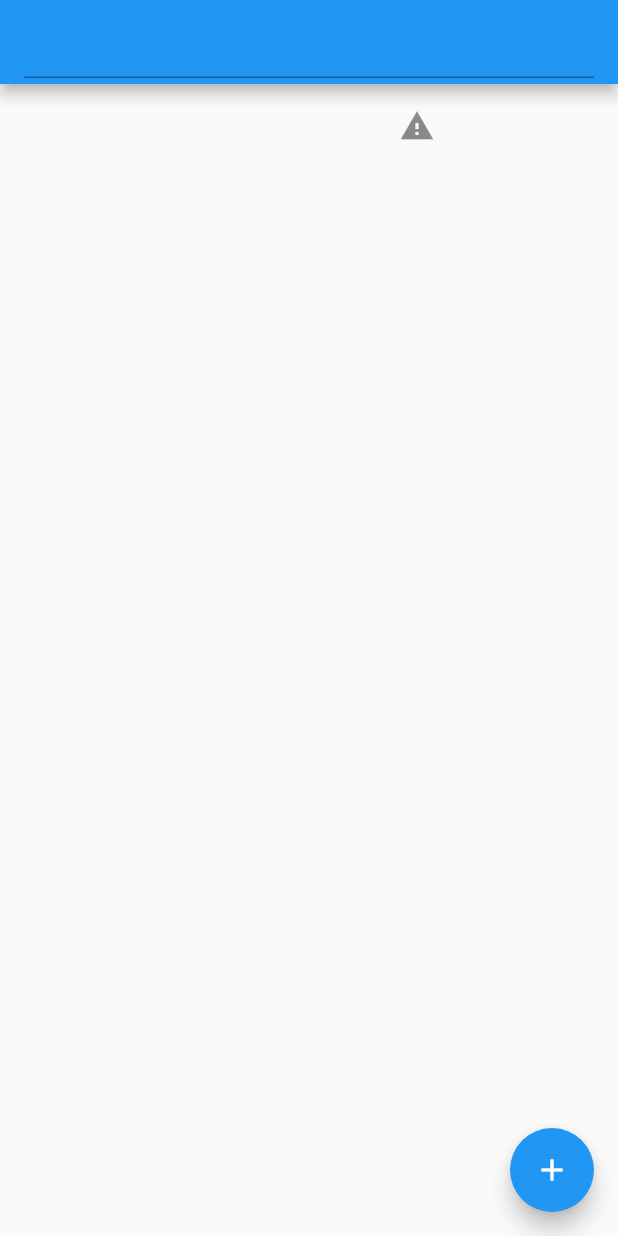
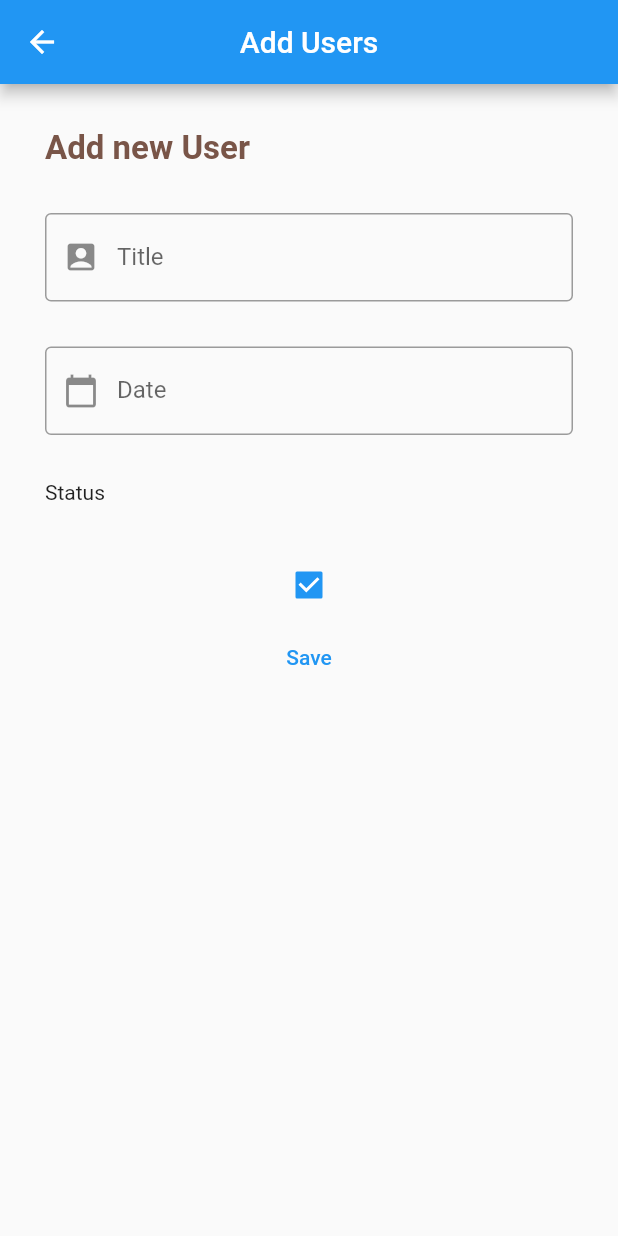
Before and after one commit to ayoub-maskoul/sqlite-api-by-flutter, a Flutter app: the screen it shows after launch, after a tap on the "add" icon, on a phone screen of 412 x 824 dp. Run offline on Flutter 3.47's test engine with Material 2 defaults, Android fonts, the phone set to English and light mode, and no system bars; our stand-ins replace sqflite; accounts and stored records are empty; network calls fail; statements that could not run were skipped.

Commit message:
Add update Status Task

```diff
--- a/lib/db/sqlHelper.dart
+++ b/lib/db/sqlHelper.dart
@@ -1,6 +1,7 @@
+// ignore: file_names
 import 'package:sqflite/sqflite.dart';
-import "../globals/variable_global.dart";
-import "../model/todo.dart";
+import '../global/variable_global.dart';
+import '../model/task.dart';
 
 class SqlHelper{
 
@@ -10,9 +11,7 @@ class SqlHelper{
 
 
     Database? _db;
-    // Database?  getdb() {
-    //    _db ??= await initialiseDatabase();
-    // }
+
 
     Future<Database?> getDatabase() async {
       if (_db != null){
@@ -42,7 +41,7 @@ class SqlHelper{
 
   Future<List<Map>> getAll() async{
     Database? database = await getDatabase();
-    return await Future.delayed(Duration(seconds: 0),(){
+    return await Future.delayed(const Duration(seconds: 0),(){
       return database!.rawQuery("SELECT * FROM ${VarGlob.table}");
     });
   }
@@ -61,4 +60,9 @@ class SqlHelper{
     return await database!.insert(VarGlob.table,task.toMap());
   }
 
+  Future<int> update(Task task,int id) async{
+    Database? database = await getDatabase();
+    return await database!.update(VarGlob.table,task.toMap(),where: "id=$id");
+  }
+
 }
--- a/lib/main.dart
+++ b/lib/main.dart
@@ -1,127 +1,23 @@
-import 'dart:convert';
-
 import 'package:flutter/material.dart';
-import 'package:sqfliteapp/details.dart';
-import 'package:sqfliteapp/model/todo.dart';
-import './db/sqlHelper.dart';
-import 'package:http/http.dart' as http;
-
-
+import 'package:test/screens/home.dart';
 void main() {
   runApp( MyApp());
 }
 
+
 class MyApp extends StatefulWidget {
 
-
-   MyApp({super.key});
+  MyApp({super.key});
 
   @override
   State<MyApp> createState() => _MyAppState();
 }
 
 class _MyAppState extends State<MyApp> {
-  final tv_controller = TextEditingController();
-
-  // Read APi data
-  Future <void> getRequest() async {
-    String url = "https://my-json-server.typicode.com/youssefyazidi/api3/taches";
-
-    final rep = await http.get(Uri.parse(url));
-
-    var data = json.decode(rep.body);
-    SqlHelper.instance!.deleteall();
-
-
-    for (var task in data){
-
-    setState(() {
-
-      var t =Task(task["titre"], task["date"], task["status"]);
-      SqlHelper.instance!.insert(t);
-    });
-
-
-
-    }
-
-  }
-  @override
-  void initState() {
-    getRequest();
-    super.initState();
-  }
-
-  // This widget is the root of your application.
   @override
   Widget build(BuildContext context) {
-    return MaterialApp(
+    return const MaterialApp(
     debugShowCheckedModeBanner: false,
-      home: Scaffold(
-
-        appBar: AppBar(
-
-          title: TextField(
-            controller: tv_controller ,
-          )
-          ,),
-
-        body: FutureBuilder(
-          future: SqlHelper.instance!.getAll(),
-          builder:(context, snapshot){
-
-
-
-            if (snapshot.connectionState == ConnectionState.waiting){
-              return Center(
-                child: const CircularProgressIndicator(),
-              );
-            }
-
-
-            if (snapshot.hasError){
-              return Center(
-                child: Text(snapshot.error.toString()),
-              );
-            }
-
-            if (snapshot.data!.length == 0){
-              return Center(
-                child: Text("no data"),
-              );
-            }
-
-            return ListView(children: snapshot.data!.map((e) {
-              return ListTile(
-                onLongPress: () {
-                  setState(() {
-                    SqlHelper.instance!.delete(e ["id"]);
-                  });
-                },
-                onTap: () {
-                  Navigator.push(context, MaterialPageRoute(builder: (context) => Details(task: Task(e["title"].toString(),e["date"].toString(),e["status"].toString())),));
-                },
-                title: Row(
-                  children: [
-                  Container(width: 250,child: Text(e["title"].toString(),style: TextStyle(fontWeight: FontWeight.w600,fontSize: 15,),)),
-                  e["status"].toString() == "terminé" ? Icon(Icons.expand_circle_down_outlined) : Icon(Icons.warning)
-
-                ],)
-              );
-            }).toList());
-
-
-          },
-
-
-
-    ),
-
-    floatingActionButton: FloatingActionButton( child: Icon(Icons.add,color: Colors.white,) ,onPressed: (){
-      setState(() {
-        var todo = Task(tv_controller.text, "true","2020");
-        SqlHelper.instance!.insert(todo);
-      });
-    }),
-  ));}
+      home: Myhome()
+  );}
 }
--- a/lib/model/todo.dart
+++ b/lib/model/task.dart
@@ -1,4 +1,4 @@
-import '../globals/variable_global.dart';
+import '../global/variable_global.dart';
 
 class Task{
   int? id;
--- /dev/null
+++ b/lib/screens/add.dart
@@ -0,0 +1,87 @@
+import 'package:flutter/material.dart';
+
+import '../db/sqlHelper.dart';
+import '../model/task.dart';
+
+class Add extends StatefulWidget {
+  const Add({super.key});
+
+  @override
+  State<Add> createState() => _AddState();
+}
+
+class _AddState extends State<Add> {
+
+  final _titlcontroller = TextEditingController();
+  final _datecontroller = TextEditingController();
+  var status = true;
+  @override
+  void initState() {
+    super.initState();
+  }
+  @override
+  Widget build(BuildContext context) {
+    return Scaffold(
+        appBar: AppBar(
+          title: const Text("Add Users"),
+          centerTitle: true,
+        ),
+        body: Container(
+          padding: const EdgeInsets.all(30),
+          child: ListView(
+            children: [
+              const Text("Add new User",style:TextStyle(
+                fontSize: 22,
+                fontWeight: FontWeight.w700,
+                color: Colors.brown
+              ))
+              ,
+              const SizedBox(height: 30),
+              TextFormField(
+                controller: _titlcontroller,
+                decoration: const InputDecoration(
+                  labelText: "Title",
+                  prefixIcon: Icon(Icons.account_box),
+                  border: OutlineInputBorder()
+                ),
+              ),
+              const SizedBox(height: 30),
+              TextFormField(
+                controller: _datecontroller,
+                decoration: const  InputDecoration(
+                  labelText: "Date",
+                  errorStyle: TextStyle(color: Colors.red),
+                  prefixIcon: Icon(Icons.calendar_today),
+                  border: OutlineInputBorder()
+                ),
+              ),
+              const SizedBox(height: 30),
+              const Text("Status"),
+              const SizedBox(height: 30),
+              Checkbox(value: status, onChanged: (value) {
+                setState(() {
+
+                status =value!;
+                });
+              },),
+              TextButton(onPressed: () {
+              String s ;
+              if(status){
+                s="terminé";
+
+              }else{
+              s="En cours";
+              }
+
+              var t =Task(_titlcontroller.text, _datecontroller.text, s);
+              SqlHelper.instance!.insert(t);
+              Navigator.pop(context,"res");
+              }, child: const Text("Save"))
+
+
+            ],
+          ),
+        ),
+        )
+      ;
+}}
--- /dev/null
+++ b/lib/screens/details.dart
@@ -0,0 +1,72 @@
+import 'package:flutter/material.dart';
+import 'package:test/db/sqlHelper.dart';
+import 'package:test/model/task.dart';
+
+// ignore: must_be_immutable
+class Details extends StatefulWidget {
+    Details({super.key,required this.task,required this.id});
+    Task task;
+    int id;
+  @override
+  State<Details> createState() => _DetailsState();
+}
+
+class _DetailsState extends State<Details> {
+  var status = false;
+  @override
+  void initState() {
+    // ignore: unused_local_variable
+    var status2 = widget.task.status.toString();
+    if(widget.task.status=="terminé"){
+    status=true;
+    }else{
+      status = false;
+    }
+    super.initState();
+  }
+
+  @override
+  Widget build(BuildContext context) {
+    var status2 = widget.task.status.toString();
+    return Scaffold(
+    appBar: AppBar(title: const Text("Details the Task"),),
+      body: Container(
+      padding: const EdgeInsets.all(16.0),
+        child: Column(children: [
+          Row(children: [
+            const Text("Title: "),
+          SizedBox(width: 245, child: Text(widget.task.title.toString())),
+
+          ],),
+            const Text('Date:'),
+            Text(widget.task.date.toString()),
+            const Text('Status:'),
+            Text(status2),
+            Checkbox(value: status, onChanged: (value) {
+                setState(() {
+                if(!status){
+
+                var t = Task(widget.task.title.toString(), widget.task.date.toString(), "terminé");
+                  SqlHelper.instance!.update(t,widget.id);
+                status2="terminé";
+
+                Navigator.pop(context,"finsing");
+                }else{
+
+                var t = Task(widget.task.title.toString(), widget.task.date.toString(), "En cours");
+
+                SqlHelper.instance!.update(t,widget.id);
+                status2="En cours";
+                Navigator.pop(context,"finsing");
+
+                }
+
+                status =value!;
+                });
+              },),
+
+        ],)
+        ),
+    );
+  }
+}
--- /dev/null
+++ b/lib/screens/home.dart
@@ -0,0 +1,129 @@
+
+import 'dart:convert';
+
+import 'package:flutter/material.dart';
+import 'package:test/screens/add.dart';
+import 'package:test/screens/details.dart';
+import 'package:test/model/task.dart';
+
+import '../db/sqlHelper.dart';
+import 'package:http/http.dart' as http;
+
+
+class Myhome extends StatefulWidget {
+  const Myhome({super.key});
+
+  @override
+  State<Myhome> createState() => _MyhomeState();
+}
+
+class _MyhomeState extends State<Myhome> {
+
+
+  //Saev data in sqflite by api
+  Future <void> getRequest() async {
+    String url = "https://my-json-server.typicode.com/youssefyazidi/api3/taches";
+
+    final rep = await http.get(Uri.parse(url));
+
+    var data = await json.decode(rep.body);
+    SqlHelper.instance!.deleteall();
+
+    for (var task in data){
+
+    setState(() {
+
+      var t =Task(task["titre"], task["date"], task["status"]);
+      SqlHelper.instance!.insert(t);
+    });
+    }
+  }
+  @override
+  void initState()  {
+    setup();
+
+    super.initState();
+  }
+  setup() async{
+    await getRequest();
+
+  }
+
+  @override
+  Widget build(BuildContext context) {
+    return Scaffold(
+          floatingActionButton: FloatingActionButton( child:const Icon(Icons.add,color: Color.fromARGB(255, 255, 255, 255), ) ,
+            onPressed: (){
+              Navigator.push(context, MaterialPageRoute(builder: (context) =>const Add(),)).then((value) {
+              if(value!=null){
+                      setState(() {
+
+                      });
+                    }
+              });
+            },
+            ),
+
+        appBar: AppBar(
+
+
+          title:const Text('My app'),
+
+          ),
+
+        body: FutureBuilder(
+          future: SqlHelper.instance!.getAll(),
+          builder:(context, snapshot){
+
+            if (snapshot.connectionState == ConnectionState.waiting){
+              return const Center(
+                child:  CircularProgressIndicator(),
+              );
+            }
+
+
+            if (snapshot.hasError){
+              return Center(
+                child: Text(snapshot.error.toString()),
+              );
+            }
+
+            if (snapshot.data!.isEmpty){
+              return const Center(
+                child: Text("no data"),
+              );
+            }
+
+            return ListView(children: snapshot.data!.reversed.map((e) {
+              return ListTile(
+                onLongPress: () {
+                  setState(() {
+                    SqlHelper.instance!.delete(e ["id"]);
+                  });
+                },
+                onTap: () {
+                  Navigator.push(context, MaterialPageRoute(builder: (context) => Details(task: Task(e["title"].toString(),e["date"].toString(),e["status"].toString()),id:e['id']),)).then((value){
+                    if(value!=null){
+                      setState(() {
+
+                      });
+                    }
+                  });
+                },
+                title: Row(
+                  children: [
+                  SizedBox(width: 300,child: Text(e["title"].toString(),style:const TextStyle(fontWeight: FontWeight.w600,fontSize: 15,),)),
+                  e["status"].toString() == "terminé" ? const Icon(Icons.expand_circle_down_outlined) :const Icon(Icons.warning)
+
+                ],)
+              );
+            }).toList());
+
+          },
+
+    ),
+
+
+  );
+  }
+}
```
Also changed, not shown: lib/details.dart (deleted, +0 -40 lines), pubspec.yaml (+4 -6 lines), lib/global/variable_global.dart (renamed from lib/globals/variable_global.dart), pubspec.lock, 67 other files.
